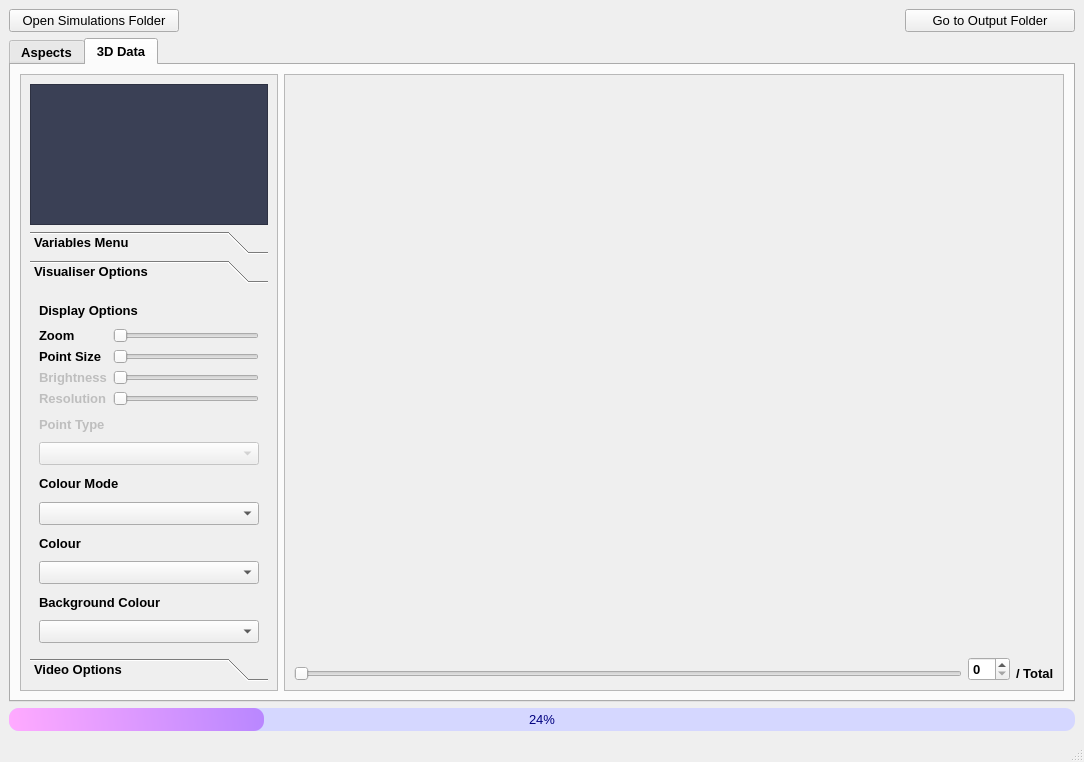
Qt form CrystalAspects/GUI/InputWindow.ui (CrystalGrowerOrg/cgaspects) before a commit.
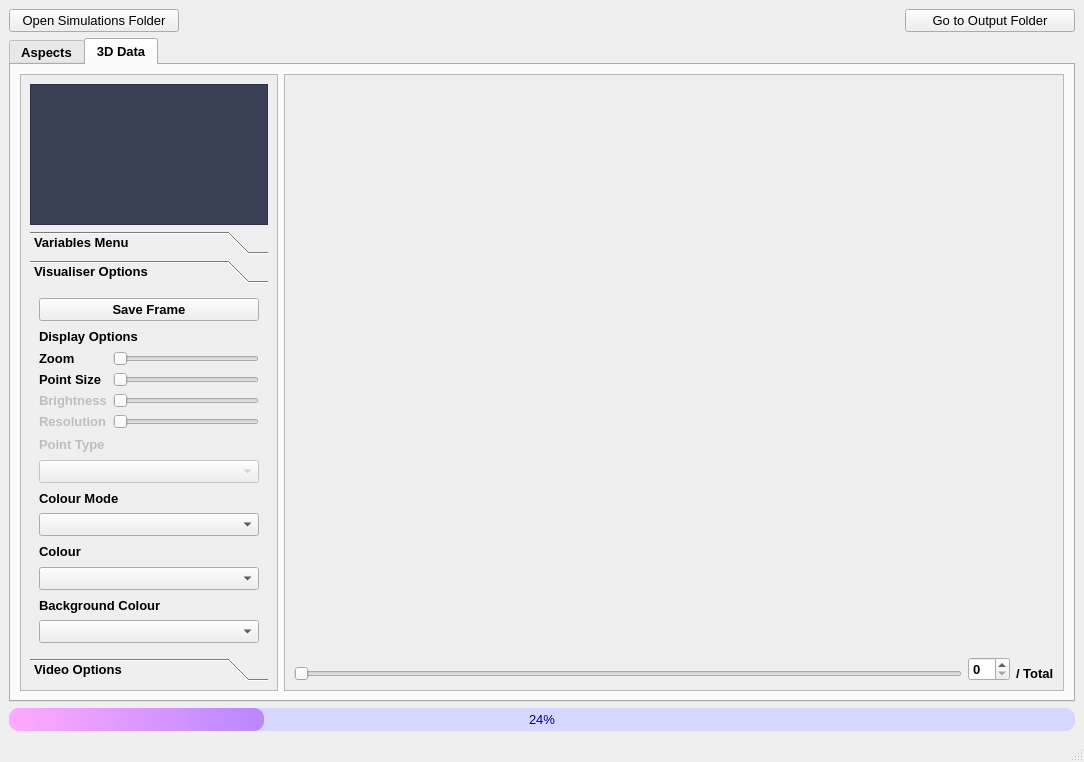
The same form after that commit. The open tabs and pages were chosen to show the change. Icons and pictures are not drawn.

```diff
--- a/CrystalAspects/GUI/InputWindow.ui
+++ b/CrystalAspects/GUI/InputWindow.ui
@@ -1539,14 +1539,21 @@
                   <rect>
                    <x>0</x>
                    <y>0</y>
-                   <width>118</width>
-                   <height>394</height>
+                   <width>226</width>
+                   <height>428</height>
                   </rect>
                  </property>
                  <attribute name="label">
                   <string>Visualiser Options</string>
                  </attribute>
                  <layout class="QVBoxLayout" name="verticalLayout">
+                  <item>
+                   <widget class="QPushButton" name="saveFrame_button">
+                    <property name="text">
+                     <string>Save Frame</string>
+                    </property>
+                   </widget>
+                  </item>
                   <item>
                    <widget class="QLabel" name="display_options_label">
                     <property name="font">
```
Left out of the diff: 12 changed lines with no effect on the pictures.
